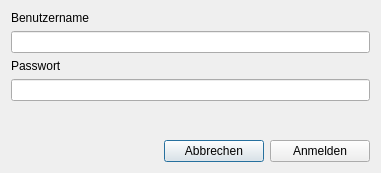
First picture: the form in ui/qmamslogindialog.ui, repository Christian-Kr/QualificationMatrix, before the edit.
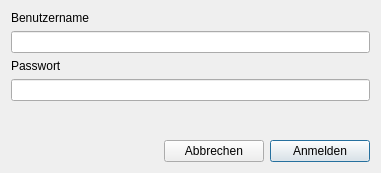
Second picture: the form after the edit.

Commit message: change default focus

What changed in the file:
```diff
--- a/ui/qmamslogindialog.ui
+++ b/ui/qmamslogindialog.ui
@@ -101,6 +101,9 @@
        <property name="text">
         <string>Abbrechen</string>
        </property>
+       <property name="default">
+        <bool>false</bool>
+       </property>
       </widget>
      </item>
      <item>
@@ -114,6 +117,9 @@
        <property name="text">
         <string>Anmelden</string>
        </property>
+       <property name="default">
+        <bool>true</bool>
+       </property>
       </widget>
      </item>
     </layout>
```
